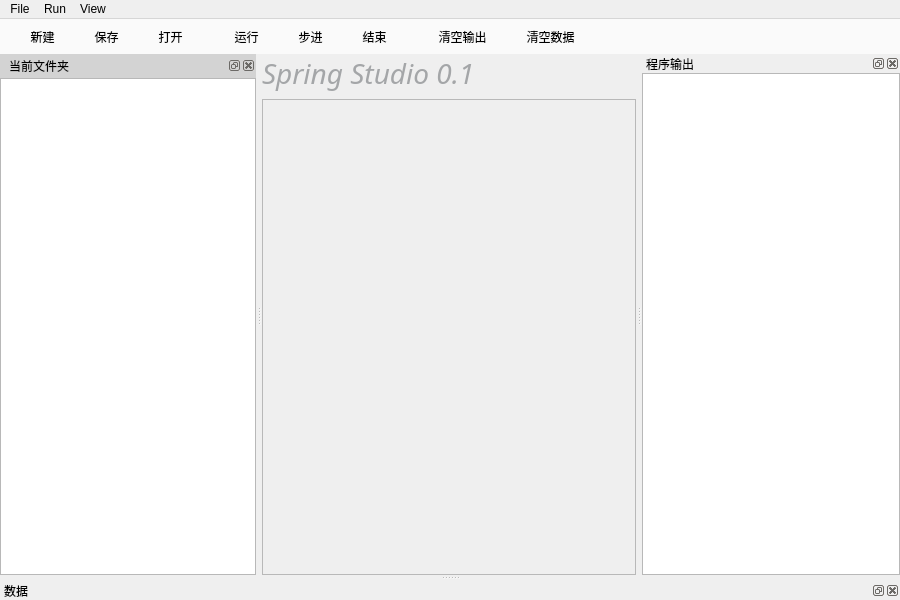
This is SpringStudio/mainwindow.ui in AlanZhangNpu/SpringScript as Qt 5 draws it before an edit. The edited form follows.
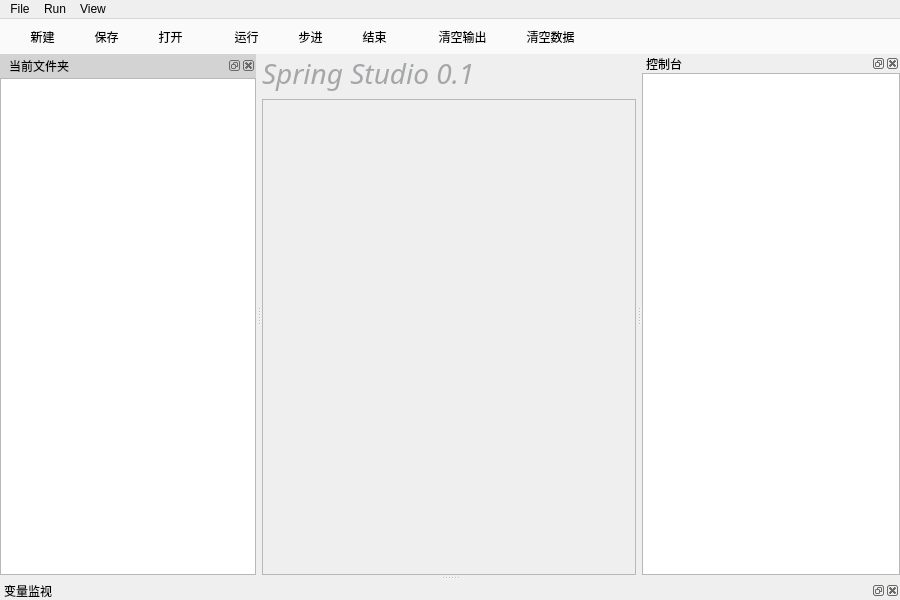
This is the edited form. Icons and pictures are not drawn. Custom widgets are drawn as their Qt base class.

Patch:
```diff
--- a/SpringStudio/mainwindow.ui
+++ b/SpringStudio/mainwindow.ui
@@ -154,7 +154,7 @@
   </widget>
   <widget class="QDockWidget" name="dockWidget_workspace">
    <property name="windowTitle">
-    <string>数据</string>
+    <string>变量监视</string>
    </property>
    <attribute name="dockWidgetArea">
     <number>8</number>
@@ -191,7 +191,7 @@
   </widget>
   <widget class="QDockWidget" name="dockWidget_output">
    <property name="windowTitle">
-    <string>程序输出</string>
+    <string>控制台</string>
    </property>
    <attribute name="dockWidgetArea">
     <number>2</number>
```
